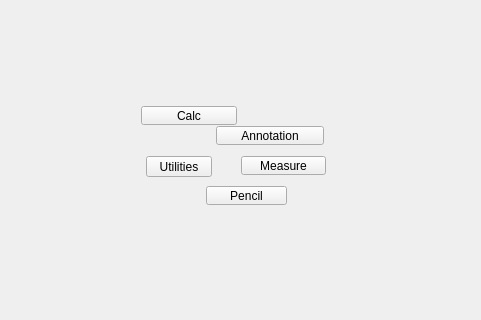
Above: tentacle/ui/utilities#submenu.ui from m3trik/tentacle before the change; both pictures show x 119 to 600 and y 134 to 454 of the 600 by 600 pixel window. Below: the same form after it.
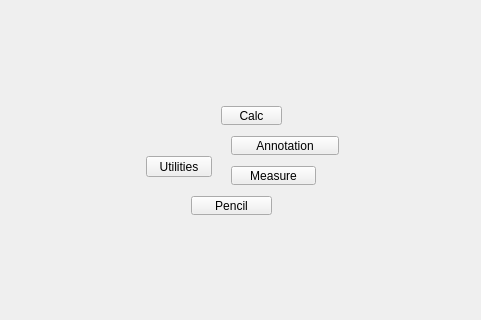
That is the form after the change. Custom widgets are drawn as their Qt base class.

Commit message:
chore(ui): tidy submenu .ui panels — geometry + custom-property serialization
Grid-snap button <rect> geometry to the 10px grid and normalize each
MenuButton's custom target/filterTags dynamic properties (reordered after
text, stdset="0" — the serialization uitk emits, applied via registered
QtCore.Property setters, no runtime change) across 18 #submenu panels.
Visible fix: pivot#submenu "Component" label was "Cmpnt" (widened to fit).
No objectName renames, no widget add/removes — slot bindings and QSettings
keys untouched; structural suite green.

Diff of the .ui file:
```diff
--- a/tentacle/ui/utilities#submenu.ui
+++ b/tentacle/ui/utilities#submenu.ui
@@ -90,8 +90,8 @@
    <widget class="QPushButton" name="b000">
     <property name="geometry">
      <rect>
-      <x>360</x>
-      <y>290</y>
+      <x>350</x>
+      <y>300</y>
       <width>85</width>
       <height>19</height>
      </rect>
@@ -127,8 +127,8 @@
    <widget class="QPushButton" name="b001">
     <property name="geometry">
      <rect>
-      <x>335</x>
-      <y>260</y>
+      <x>350</x>
+      <y>270</y>
       <width>108</width>
       <height>19</height>
      </rect>
@@ -167,8 +167,8 @@
    <widget class="QPushButton" name="b003">
     <property name="geometry">
      <rect>
-      <x>325</x>
-      <y>320</y>
+      <x>310</x>
+      <y>330</y>
       <width>81</width>
       <height>19</height>
      </rect>
@@ -207,9 +207,9 @@
    <widget class="QPushButton" name="b002">
     <property name="geometry">
      <rect>
-      <x>260</x>
+      <x>340</x>
       <y>240</y>
-      <width>96</width>
+      <width>61</width>
       <height>19</height>
      </rect>
     </property>
```
Left out of the diff: 6 changed lines with no effect on the pictures. The commit also changes 18 other files.
